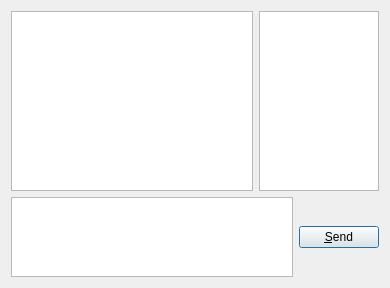
First picture: the form in chatdialog.ui, repository Risca/Metalink_server, before the edit.
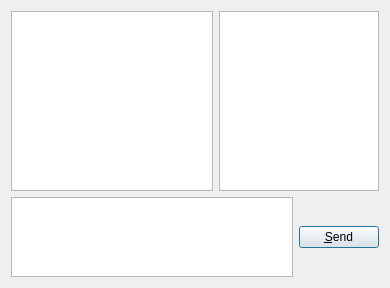
Second picture: the form after the edit.

Diff of the .ui file:
```diff
--- a/chatdialog.ui
+++ b/chatdialog.ui
@@ -17,22 +17,32 @@
    <item>
     <layout class="QHBoxLayout" name="horizontalLayout">
      <item>
-      <widget class="QPlainTextEdit" name="plainTextEdit"/>
+      <widget class="QPlainTextEdit" name="plainTextEdit">
+       <property name="readOnly">
+        <bool>true</bool>
+       </property>
+      </widget>
      </item>
      <item>
       <widget class="QListWidget" name="listWidget">
        <property name="minimumSize">
         <size>
-         <width>120</width>
+         <width>160</width>
          <height>0</height>
         </size>
        </property>
        <property name="maximumSize">
         <size>
-         <width>120</width>
+         <width>160</width>
          <height>16777215</height>
         </size>
        </property>
+       <property name="editTriggers">
+        <set>QAbstractItemView::NoEditTriggers</set>
+       </property>
+       <property name="sortingEnabled">
+        <bool>true</bool>
+       </property>
       </widget>
      </item>
     </layout>
```
Left out of the diff: 9 changed lines with no effect on the pictures.
